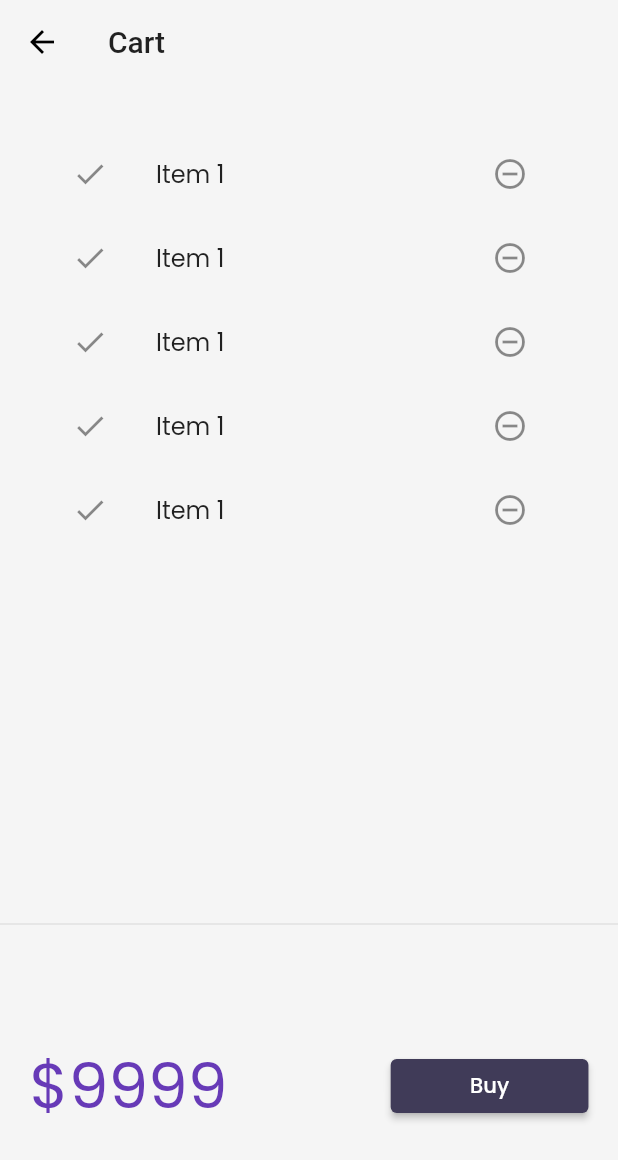
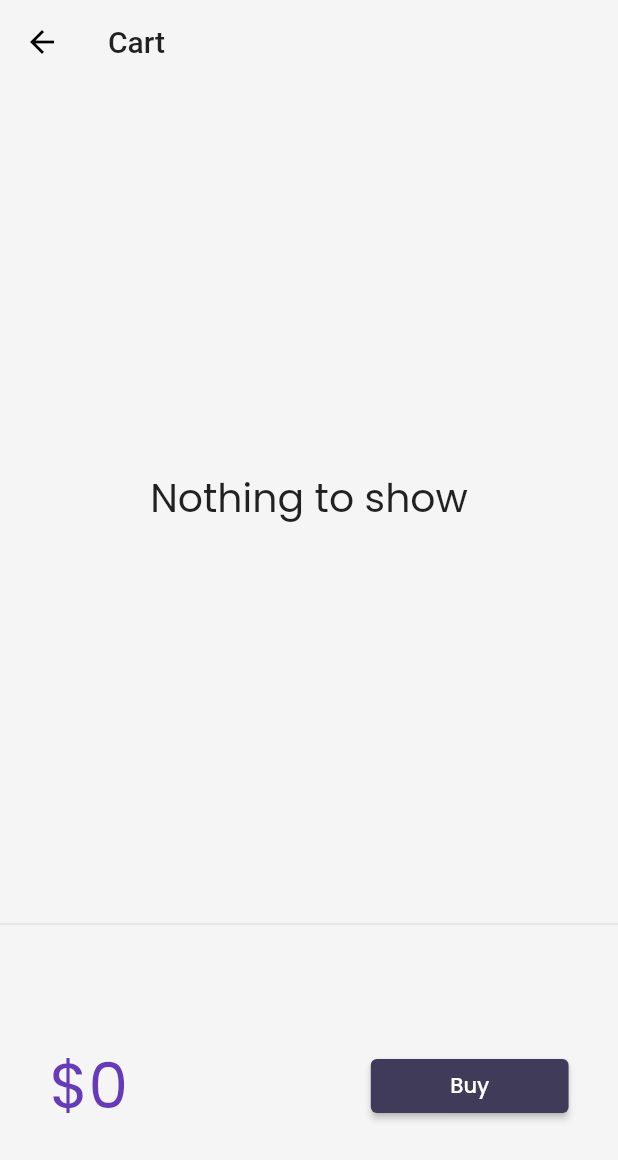
Before and after one commit to aabidsayeed1/30DaysOfFlutter, a Flutter app: the CartPage screen opened by its route, on a phone screen of 412 x 824 dp. Shown: the top 1160 px of the screen. Run offline on Flutter 3.47's test engine with Material 2 defaults, Android fonts, the phone set to English and light mode, and no system bars; our stand-ins replace google_fonts, velocity_x; network calls fail.

Commit message:
day 24 completed

```diff
--- a/lib/pages/cart_page.dart
+++ b/lib/pages/cart_page.dart
@@ -1,6 +1,7 @@
 // ignore_for_file: prefer_const_constructors
 
 import 'package:flutter/material.dart';
+import 'package:flutter_application_1/models/cart.dart';
 import 'package:flutter_application_1/widgets/themes.dart';
 import 'package:velocity_x/velocity_x.dart';
 
@@ -30,6 +31,7 @@ class CartPage extends StatelessWidget {
 }
 class _CartTotal extends StatelessWidget {
 
+   final _cart = CartModel();
 
   @override
   Widget build(BuildContext context) {
@@ -39,7 +41,7 @@ class _CartTotal extends StatelessWidget {
         mainAxisAlignment: MainAxisAlignment.spaceAround,
         children: [
          // ignore: deprecated_member_use
-         "\$9999".text.xl5.color(Colors.deepPurple).make(),
+         "\$${_cart.totalPrice}".text.xl5.color(Colors.deepPurple).make(),
          30.widthBox,
          ElevatedButton(
            onPressed: (){
@@ -59,26 +61,34 @@ class _CartTotal extends StatelessWidget {
   }
 }
 class _CartList extends StatefulWidget {
-  const _CartList({ Key? key }) : super(key: key);
+
+
 
   @override
   __CartListState createState() => __CartListState();
 }
 
 class __CartListState extends State<_CartList> {
+  final _cart = CartModel();
   @override
   Widget build(BuildContext context) {
-    return ListView.builder(
-      itemCount: 5,
+
+    return _cart.items.isEmpty
+    ? "Nothing to show".text.xl3.makeCentered() :
+    ListView.builder(
+      itemCount: _cart.items?.length,
       itemBuilder: (context,index) =>ListTile(
         leading: Icon(Icons.done),
         trailing: IconButton(
           icon: Icon(Icons.remove_circle_outline),
           onPressed: (){
+            _cart.remove(_cart.items[index]);
+            setState(() {
 
+            });
           },
           ),
-          title: "Item 1".text.make(),
+          title: _cart.items[index].name.text.make(),
       ),
 
 
```
Also changed, not shown: lib/models/cart.dart (+8 -0 lines), lib/models/catalog.dart (+8 -0 lines), lib/pages/home_detail_page.dart (+3 -12 lines), lib/widgets/home_widgets/add_to_cart.dart (added, +51 -0 lines), lib/widgets/home_widgets/catalog_list.dart (+2 -12 lines).
